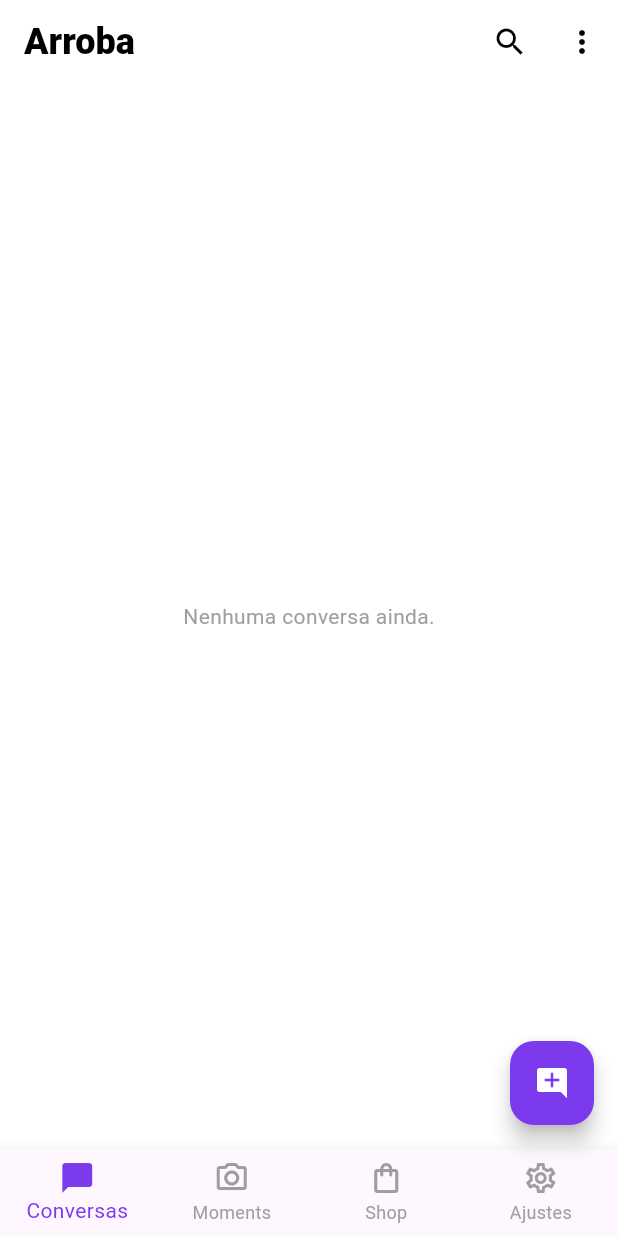
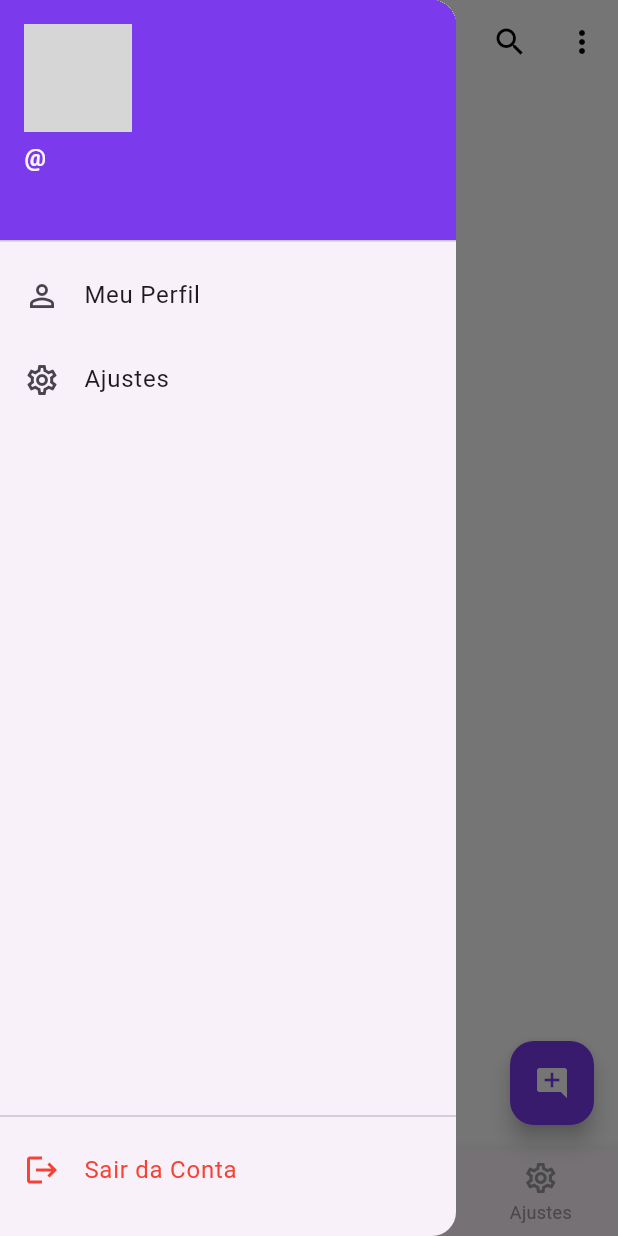
Before and after one commit to lucascrat/arrobamessenger, a Flutter app: the HomeScreen screen opened directly with empty values, with the side drawer open (before the commit the screen has no drawer), on a phone screen of 412 x 824 dp. Run offline on Flutter 3.47's test engine with Material 3 defaults, Android fonts, the phone set to English and light mode, and no system bars; our stand-ins replace image_picker, shared_preferences, socket_io_client; accounts and stored records are empty; network calls fail; grey boxes are pictures that could not be loaded.

Commit message:
fix: ensure profile photo persists and displays correctly in sidebar

```diff
--- a/lib/screens/edit_profile_screen.dart
+++ b/lib/screens/edit_profile_screen.dart
@@ -94,6 +94,9 @@ class _EditProfileScreenState extends State<EditProfileScreen> {
         // Update local cache
         final prefs = await SharedPreferences.getInstance();
         await prefs.setString('username', _usernameController.text.trim().toLowerCase());
+        if (avatarUrl != null) {
+          await prefs.setString('avatar', avatarUrl);
+        }
 
         ScaffoldMessenger.of(context).showSnackBar(
           const SnackBar(content: Text('Perfil atualizado com sucesso!')),
@@ -236,7 +239,7 @@ class _EditProfileScreenState extends State<EditProfileScreen> {
                   const Text(
                     'Informações públicas serão visíveis para todos no Arroba.',
                     style: TextStyle(color: Colors.grey, fontSize: 12),
-                    textAlign: Center,
+                    textAlign: TextAlign.center,
                   ),
                 ],
               ),
--- a/lib/screens/home_screen.dart
+++ b/lib/screens/home_screen.dart
@@ -24,6 +24,8 @@ class _HomeScreenState extends State<HomeScreen> {
   int _selectedIndex = 0;
   List<dynamic> _chats = [];
   List<dynamic> _moments = [];
+  User? _currentUserProfile;
+  bool _isLoading = true;
   bool _isLoadingChats = true;
   bool _isLoadingMoments = true;
   User? _selectedContact;
@@ -35,10 +37,26 @@ class _HomeScreenState extends State<HomeScreen> {
   }
 
   Future<void> _loadData() async {
+    setState(() => _isLoading = true);
     await Future.wait([
+      _loadUserProfile(),
       _loadChats(),
       _loadMoments(),
     ]);
+    if (mounted) setState(() => _isLoading = false);
+  }
+
+  Future<void> _loadUserProfile() async {
+    final prefs = await SharedPreferences.getInstance();
+    final username = prefs.getString('username');
+    if (username != null) {
+      final user = await ApiService.getUserProfile(username);
+      if (mounted) {
+        setState(() {
+          _currentUserProfile = user;
+        });
+      }
+    }
   }
 
   Future<void> _loadChats() async {
@@ -180,8 +198,7 @@ class _HomeScreenState extends State<HomeScreen> {
                           child: Center(
                             child: Column(
                               mainAxisAlignment: MainAxisAlignment.center,
-                              children: [
-                                Container(
+                              children: [                                Container(
                                   padding: const EdgeInsets.all(24),
                                   decoration: BoxDecoration(
                                     color: Colors.white,
@@ -190,7 +207,14 @@ class _HomeScreenState extends State<HomeScreen> {
                                       BoxShadow(color: Colors.black.withOpacity(0.05), blurRadius: 20, offset: const Offset(0, 10))
                                     ],
                                   ),
-                                  child: const Text('@', style: TextStyle(fontSize: 64, fontWeight: FontWeight.bold, color: Color(0xFF7C3AED))),
+                                  child: CircleAvatar(
+                                    radius: 40,
+                                    backgroundColor: Colors.white,
+                                    backgroundImage: _currentUserProfile?.avatar != null ? NetworkImage(_currentUserProfile!.avatar!) : null,
+                                    child: _currentUserProfile?.avatar == null
+                                      ? const Text('@', style: TextStyle(fontSize: 64, fontWeight: FontWeight.bold, color: Color(0xFF7C3AED)))
+                                      : null,
+                                  ),
                                 ),
                                 const SizedBox(height: 32),
                                 const Text('Arroba Messenger para Web', style: TextStyle(fontSize: 24, fontWeight: FontWeight.w800, color: Colors.black87)),
@@ -209,6 +233,7 @@ class _HomeScreenState extends State<HomeScreen> {
         // Mobile View (Default)
         return Scaffold(
           backgroundColor: Colors.white,
+          drawer: _buildDrawer(),
           appBar: AppBar(
             title: const Text('Arroba', style: TextStyle(fontWeight: FontWeight.w900, fontSize: 24)),
             actions: [
@@ -469,4 +494,56 @@ class _HomeScreenState extends State<HomeScreen> {
       ],
     );
   }
+  Widget _buildDrawer() {
+    return Drawer(
+      child: Column(
+        children: [
+          UserAccountsDrawerHeader(
+            decoration: const BoxDecoration(color: Color(0xFF7C3AED)),
+            currentAccountPicture: CircleAvatar(
+              backgroundColor: Colors.white,
+              backgroundImage: _currentUserProfile?.avatar != null ? NetworkImage(_currentUserProfile!.avatar!) : null,
+              child: _currentUserProfile?.avatar == null
+                  ? const Text('@', style: TextStyle(fontSize: 32, fontWeight: FontWeight.bold, color: Color(0xFF7C3AED)))
+                  : null,
+            ),
+            accountName: Text(
+              '@${_currentUserProfile?.username ?? "usuário"}',
+              style: const TextStyle(fontWeight: FontWeight.bold),
+            ),
+            accountEmail: Text(_currentUserProfile?.bio ?? "Sem bio definida"),
+          ),
+          ListTile(
+            leading: const Icon(Icons.person_outline),
+            title: const Text('Meu Perfil'),
+            onTap: () {
+              Navigator.pop(context);
+              Navigator.push(
+                context,
+                MaterialPageRoute(builder: (context) => EditProfileScreen(currentUserId: widget.currentUserId)),
+              ).then((value) {
+                if (value == true) _loadData();
+              });
+            },
+          ),
+          ListTile(
+            leading: const Icon(Icons.settings_outlined),
+            title: const Text('Ajustes'),
+            onTap: () {
+              Navigator.pop(context);
+              setState(() => _selectedIndex = 3);
+            },
+          ),
+          const Spacer(),
+          const Divider(),
+          ListTile(
+            leading: const Icon(Icons.logout, color: Colors.red),
+            title: const Text('Sair da Conta', style: TextStyle(color: Colors.red)),
+            onTap: () => _logout(),
+          ),
+          const SizedBox(height: 16),
+        ],
+      ),
+    );
+  }
 }
```
